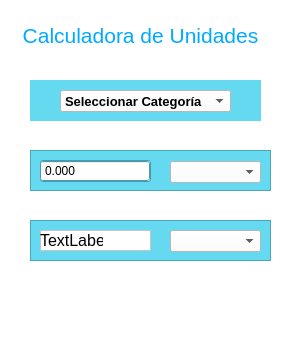
disotocastro/Assembly-BinaryCalculator, file Calculadora/widget.ui: the form before one commit.
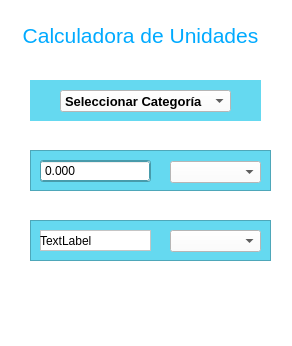
The form after the commit.

What changed in the file:
```diff
--- a/Calculadora/widget.ui
+++ b/Calculadora/widget.ui
@@ -2458,13 +2458,13 @@
       <rect>
        <x>0</x>
        <y>0</y>
-       <width>63</width>
+       <width>111</width>
        <height>21</height>
       </rect>
      </property>
      <property name="font">
       <font>
-       <pointsize>12</pointsize>
+       <pointsize>9</pointsize>
       </font>
      </property>
      <property name="text">
```
